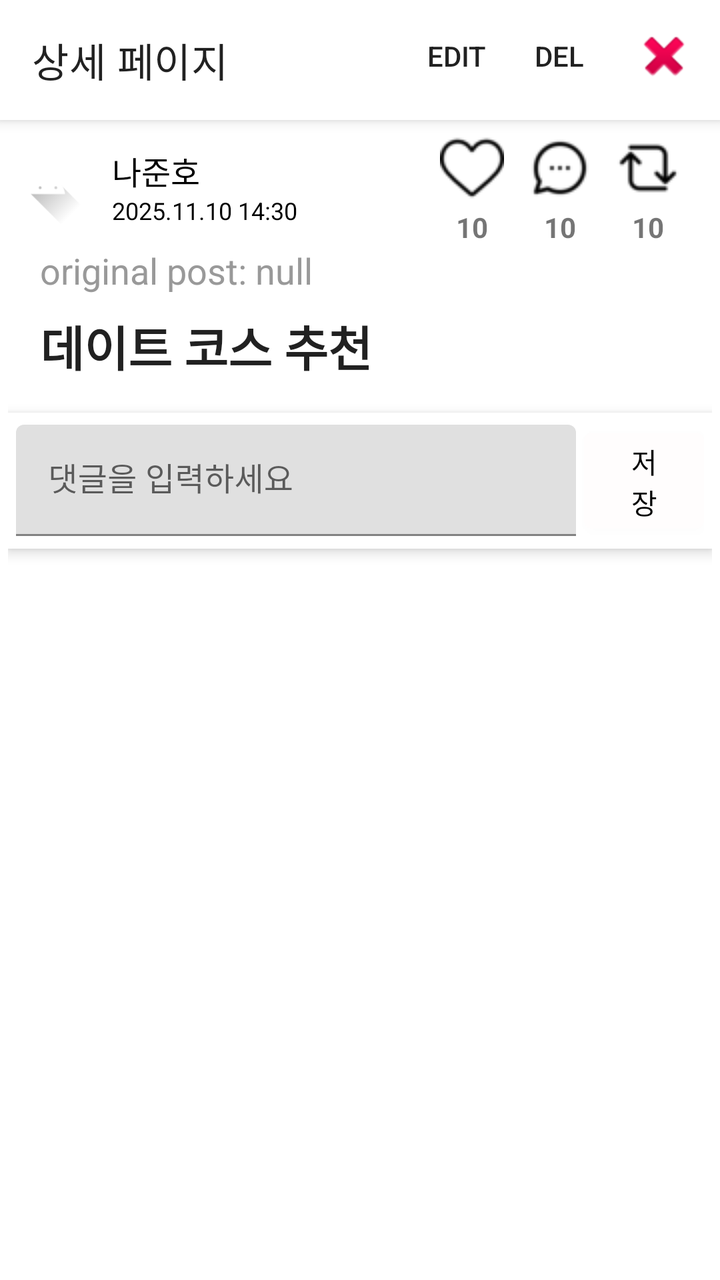
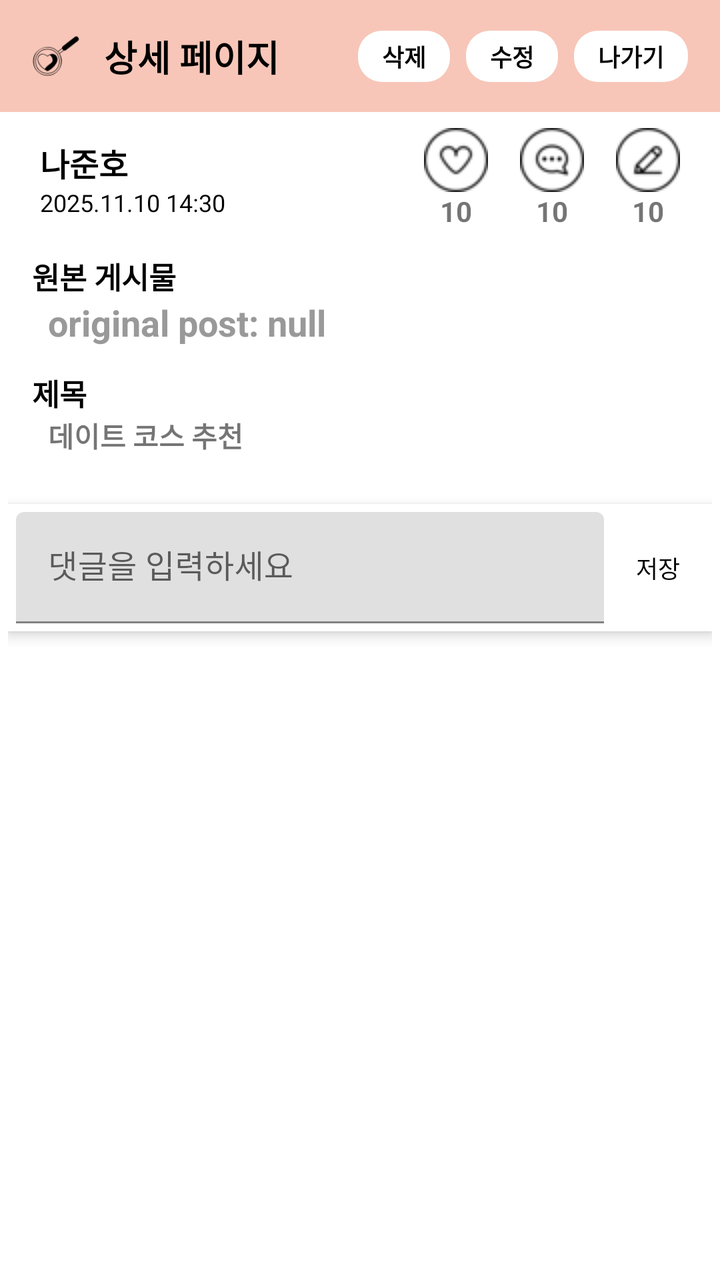

An Android layout rendered at two revisions. The XML below is the earlier revision; the diff shows what the commit changed to produce the second picture.
<!-- AndroidManifest.xml: application theme Theme.DateCourseRecommendApplication -->
<!-- res/layout/activity_open_post.xml -->
<?xml version="1.0" encoding="utf-8"?>
<androidx.coordinatorlayout.widget.CoordinatorLayout
    xmlns:android="http://schemas.android.com/apk/res/android"
    xmlns:app="http://schemas.android.com/apk/res-auto"
    android:id="@+id/open_post_root"
    android:layout_width="match_parent"
    android:layout_height="match_parent">

    
    <com.google.android.material.appbar.AppBarLayout
        android:layout_width="match_parent"
        android:layout_height="wrap_content"
        android:theme="@style/ThemeOverlay.MaterialComponents.ActionBar">

        <com.google.android.material.appbar.MaterialToolbar
            android:id="@+id/topAppBar"
            android:layout_width="match_parent"
            android:layout_height="60dp"
            app:title="상세 페이지"
            app:menu="@menu/menu_post_actions"
            android:background="@color/white" />

    </com.google.android.material.appbar.AppBarLayout>

    <androidx.core.widget.NestedScrollView
        android:layout_width="match_parent"
        android:layout_height="wrap_content"
        app:layout_behavior="@string/appbar_scrolling_view_behavior"
        android:padding="4dp"
        android:clipToPadding="false"
        android:dividerPadding="8dp"
        android:fillViewport="true">

        <LinearLayout
            android:orientation="vertical"
            android:layout_width="match_parent"
            android:layout_height="wrap_content"
            android:dividerPadding="8dp">

            
            <LinearLayout
                android:orientation="horizontal"
                android:layout_width="match_parent"
                android:layout_height="wrap_content"
                android:gravity="center_vertical">

                <ImageView
                    android:id="@+id/authorImage"
                    android:layout_width="40dp"
                    android:layout_height="40dp"
                    android:src="@drawable/ic_launcher_foreground"
                    android:scaleType="centerCrop"
                    android:contentDescription="작성자 프로필" />

                <LinearLayout
                    android:layout_width="wrap_content"
                    android:layout_height="wrap_content"
                    android:orientation="vertical"
                    android:layout_marginStart="12dp">

                    <TextView
                        android:id="@+id/authorName"
                        android:layout_width="wrap_content"
                        android:layout_height="wrap_content"
                        android:text="나준호"
                        android:textColor="@color/black"
                        android:textSize="16sp" />

                    <TextView
                        android:id="@+id/postDate"
                        android:layout_width="wrap_content"
                        android:layout_height="wrap_content"
                        android:text="2025.11.10 14:30"
                        android:textColor="@color/black"
                        android:textSize="12sp" />
                </LinearLayout>

                <LinearLayout
                    android:layout_width="match_parent"
                    android:layout_height="wrap_content"
                    android:layout_marginEnd="8dp"
                    android:gravity="end">

                    <LinearLayout
                        android:layout_width="wrap_content"
                        android:layout_height="wrap_content"
                        android:orientation="vertical"
                        android:gravity="center"
                        android:layout_marginEnd="4dp">

                        <ImageButton
                            android:id="@+id/likeBtn"
                            android:layout_width="40dp"
                            android:layout_height="40dp"
                            android:src = "@drawable/heart_empty"
                            android:background="#FFFFFF"/>

                        <TextView
                            android:id="@+id/likeCount"
                            android:layout_width="wrap_content"
                            android:layout_height="wrap_content"
                            android:text="10"
                            android:textStyle="bold"
                            android:gravity="center" />
                    </LinearLayout>

                    <LinearLayout
                        android:layout_width="wrap_content"
                        android:layout_height="wrap_content"
                        android:orientation="vertical"
                        android:gravity="center"
                        android:layout_marginEnd="4dp">

                        <ImageButton
                            android:id="@+id/commentBtn"
                            android:layout_width="40dp"
                            android:layout_height="40dp"
                            android:src = "@drawable/comment"
                            android:background="#FFFFFF"/>

                        <TextView
                            android:id="@+id/commentCount"
                            android:layout_width="wrap_content"
                            android:layout_height="wrap_content"
                            android:text="10"
                            android:textStyle="bold"
                            android:gravity="center" />
                    </LinearLayout>

                    <LinearLayout
                        android:layout_width="wrap_content"
                        android:layout_height="wrap_content"
                        android:orientation="vertical"
                        android:gravity="center"
                        android:layout_marginEnd="4dp">

                        <ImageButton
                            android:id="@+id/retweetBtn"
                            android:layout_width="40dp"
                            android:layout_height="40dp"
                            android:src = "@drawable/retweet"
                            android:background="#FFFFFF"/>

                        <TextView
                            android:id="@+id/retweetCount"
                            android:layout_width="wrap_content"
                            android:layout_height="wrap_content"
                            android:text="10"
                            android:textStyle="bold"
                            android:gravity="center" />
                    </LinearLayout>

                </LinearLayout>
            </LinearLayout>

            <TextView
                android:id="@+id/tvOriginalPost"
                android:layout_width="wrap_content"
                android:layout_height="wrap_content"
                android:text="original post: null"
                android:textColor="#999999"
                android:layout_marginStart="16dp"
                android:textSize="18sp"
                android:clickable="true"
                android:focusable="true"
                android:layout_marginBottom="8dp"
                />

            
            <TextView
                android:id="@+id/postTitle"
                android:layout_width="match_parent"
                android:layout_height="wrap_content"
                android:layout_marginStart="16dp"
                android:text="데이트 코스 추천"
                android:textAppearance="@style/TextAppearance.Material3.HeadlineSmall"
                android:textStyle="bold"
                android:paddingBottom="8dp" />

            
            <androidx.recyclerview.widget.RecyclerView
                android:id="@+id/contentRecyclerView"
                android:layout_width="match_parent"
                android:layout_height="wrap_content"
                android:nestedScrollingEnabled="false"
                android:clipToPadding="false"
                android:textColor="@color/black" />

            
            <LinearLayout
                android:id="@+id/commentInputLayout"
                android:layout_width="match_parent"
                android:layout_height="wrap_content"
                android:layout_gravity="bottom"
                android:padding="4dp"
                android:background="?attr/colorSurface"
                android:elevation="4dp"
                android:orientation="horizontal"
                android:gravity="center_vertical"
                android:layout_marginTop="8dp"
                android:layout_marginBottom="8dp"
                >

                <com.google.android.material.textfield.TextInputLayout
                    android:layout_width="0dp"
                    android:layout_height="wrap_content"
                    android:layout_weight="1"
                    android:hint="댓글을 입력하세요">

                    <com.google.android.material.textfield.TextInputEditText
                        android:id="@+id/commentEditText"
                        android:layout_width="match_parent"
                        android:layout_height="wrap_content"
                        android:imeOptions="actionSend"
                        android:inputType="textCapSentences|textMultiLine"
                        android:maxLines="2"
                        android:scrollbars="vertical"
                        android:layout_marginEnd="4dp"/>
                </com.google.android.material.textfield.TextInputLayout>

                <Button
                    android:id="@+id/sendCommentBtn"
                    android:layout_width="60dp"
                    android:layout_height="60dp"
                    android:backgroundTint="#FFFDFD"
                    android:text="저장"
                    android:textColor="#000000" />
            </LinearLayout>


            
            <androidx.recyclerview.widget.RecyclerView
                android:id="@+id/commentRecyclerView"
                android:layout_width="match_parent"
                android:layout_height="wrap_content"
                android:layout_gravity="bottom"
                android:clipToPadding="false"
                android:nestedScrollingEnabled="false"
                android:paddingHorizontal="16dp" />
        </LinearLayout>


    </androidx.core.widget.NestedScrollView>

</androidx.coordinatorlayout.widget.CoordinatorLayout>
<!-- resources referenced by this layout -->
<resources>
  <color name="black">#FF000000</color>
  <color name="white">#FFFFFFFF</color>
  <!-- drawable comment: png bitmap (drawable, 949 bytes) -->
  <!-- drawable heart_empty: png bitmap (drawable, 916 bytes) -->
  <!-- drawable ic_launcher_foreground (drawable) -->
  <vector xmlns:android="http://schemas.android.com/apk/res/android"
      xmlns:aapt="http://schemas.android.com/aapt"
      android:width="108dp"
      android:height="108dp"
      android:viewportWidth="108"
      android:viewportHeight="108">
      <path android:pathData="M31,63.928c0,0 6.4,-11 12.1,-13.1c7.2,-2.6 26,-1.4 26,-1.4l38.1,38.1L107,108.928l-32,-1L31,63.928z">
          <aapt:attr name="android:fillColor">
              <gradient
                  android:endX="85.84757"
                  android:endY="92.4963"
                  android:startX="42.9492"
                  android:startY="49.59793"
                  android:type="linear">
                  <item
                      android:color="#44000000"
                      android:offset="0.0" />
                  <item
                      android:color="#00000000"
                      android:offset="1.0" />
              </gradient>
          </aapt:attr>
      </path>
      <path
          android:fillColor="#FFFFFF"
          android:fillType="nonZero"
          android:pathData="M65.3,45.828l3.8,-6.6c0.2,-0.4 0.1,-0.9 -0.3,-1.1c-0.4,-0.2 -0.9,-0.1 -1.1,0.3l-3.9,6.7c-6.3,-2.8 -13.4,-2.8 -19.7,0l-3.9,-6.7c-0.2,-0.4 -0.7,-0.5 -1.1,-0.3C38.8,38.328 38.7,38.828 38.9,39.228l3.8,6.6C36.2,49.428 31.7,56.028 31,63.928h46C76.3,56.028 71.8,49.428 65.3,45.828zM43.4,57.328c-0.8,0 -1.5,-0.5 -1.8,-1.2c-0.3,-0.7 -0.1,-1.5 0.4,-2.1c0.5,-0.5 1.4,-0.7 2.1,-0.4c0.7,0.3 1.2,1 1.2,1.8C45.3,56.528 44.5,57.328 43.4,57.328L43.4,57.328zM64.6,57.328c-0.8,0 -1.5,-0.5 -1.8,-1.2s-0.1,-1.5 0.4,-2.1c0.5,-0.5 1.4,-0.7 2.1,-0.4c0.7,0.3 1.2,1 1.2,1.8C66.5,56.528 65.6,57.328 64.6,57.328L64.6,57.328z"
          android:strokeWidth="1"
          android:strokeColor="#00000000" />
  </vector>
  <!-- drawable retweet: png bitmap (drawable, 775 bytes) -->
  <style name="Theme.DateCourseRecommendApplication" parent="Theme.MaterialComponents.DayNight.NoActionBar">
      
  
      
      <item name="colorPrimary">@color/purple_500</item>
      <item name="colorPrimaryVariant">@color/purple_700</item>
      <item name="colorOnPrimary">@color/white</item>
      
      <item name="colorSecondary">@color/teal_200</item>
      <item name="colorSecondaryVariant">@color/teal_700</item>
      <item name="colorOnSecondary">@color/black</item>
      
      <item name="android:statusBarColor">?attr/colorPrimaryVariant</item>
      
  </style>
  <color name="purple_500">#FF6200EE</color>
  <color name="purple_700">#FF3700B3</color>
  <color name="teal_200">#FF03DAC5</color>
  <color name="teal_700">#FF018786</color>
</resources>

<!-- the commit's change to res/layout/activity_open_post.xml (unified diff, before → after) -->
@@ -6,19 +6,88 @@
     android:layout_width="match_parent"
     android:layout_height="match_parent">
 
-    
     <com.google.android.material.appbar.AppBarLayout
+        android:id="@+id/appBarLayout"
         android:layout_width="match_parent"
         android:layout_height="wrap_content"
-        android:theme="@style/ThemeOverlay.MaterialComponents.ActionBar">
-
-        <com.google.android.material.appbar.MaterialToolbar
-            android:id="@+id/topAppBar"
-            android:layout_width="match_parent"
-            android:layout_height="60dp"
-            app:title="상세 페이지"
-            app:menu="@menu/menu_post_actions"
-            android:background="@color/white" />
+        android:background="@color/top_bar_bg"
+        app:elevation="0dp">
+
+    <androidx.appcompat.widget.Toolbar
+        android:id="@+id/toolbar"
+        android:layout_width="match_parent"
+        android:layout_height="?attr/actionBarSize"
+        app:contentInsetStart="0dp"
+        app:contentInsetEnd="0dp"
+        app:layout_scrollFlags="scroll|enterAlways">
+
+    <androidx.constraintlayout.widget.ConstraintLayout
+        android:layout_width="match_parent"
+        android:layout_height="match_parent"
+        android:paddingHorizontal="16dp">
+
+        <ImageView
+            android:id="@+id/iv_back"
+            android:layout_width="24dp"
+            android:layout_height="24dp"
+            android:src="@drawable/app_icon_64px"
+            app:layout_constraintStart_toStartOf="parent"
+            app:layout_constraintTop_toTopOf="parent"
+            app:layout_constraintBottom_toBottomOf="parent" />
+        <TextView
+            android:id="@+id/tv_title"
+            android:layout_width="0dp"
+            android:layout_height="wrap_content"
+            android:text="상세 페이지"
+            android:textColor="@color/black"
+            android:textSize="18sp"
+            android:textStyle="bold"
+            android:layout_marginStart="12dp"
+            app:layout_constraintStart_toEndOf="@id/iv_back"
+            app:layout_constraintEnd_toStartOf="@id/layout_buttons"
+            app:layout_constraintTop_toTopOf="parent"
+            app:layout_constraintBottom_toBottomOf="parent" />
+
+        <LinearLayout
+            android:id="@+id/layout_buttons"
+            android:layout_width="wrap_content"
+            android:layout_height="wrap_content"
+            android:orientation="horizontal"
+            app:layout_constraintEnd_toEndOf="parent"
+            app:layout_constraintTop_toTopOf="parent"
+            app:layout_constraintBottom_toBottomOf="parent">
+
+            <TextView
+                android:id="@+id/btn_delete"
+                android:paddingHorizontal="12dp"
+                android:paddingVertical="4dp"
+                style="@style/TopBarButtonStyle"
+                android:text="삭제"
+                android:clickable="true"/>
+
+            <TextView
+                android:id="@+id/btn_edit"
+                style="@style/TopBarButtonStyle"
+                android:paddingHorizontal="12dp"
+                android:paddingVertical="4dp"
+                android:layout_marginStart="8dp"
+                android:text="수정"
+                android:clickable="true"/>
+
+            <TextView
+                android:id="@+id/btn_exit"
+                style="@style/TopBarButtonStyle"
+                android:paddingHorizontal="12dp"
+                android:paddingVertical="4dp"
+                android:layout_marginStart="8dp"
+                android:text="나가기"
+                android:clickable="true"/>
+
+        </LinearLayout>
+
+    </androidx.constraintlayout.widget.ConstraintLayout>
+
+    </androidx.appcompat.widget.Toolbar>
 
     </com.google.android.material.appbar.AppBarLayout>
 
@@ -28,14 +97,12 @@
         app:layout_behavior="@string/appbar_scrolling_view_behavior"
         android:padding="4dp"
         android:clipToPadding="false"
-        android:dividerPadding="8dp"
         android:fillViewport="true">
 
         <LinearLayout
             android:orientation="vertical"
             android:layout_width="match_parent"
-            android:layout_height="wrap_content"
-            android:dividerPadding="8dp">
+            android:layout_height="wrap_content">
 
             
             <LinearLayout
@@ -43,19 +110,12 @@
                 android:layout_width="match_parent"
                 android:layout_height="wrap_content"
                 android:gravity="center_vertical">
-
-                <ImageView
-                    android:id="@+id/authorImage"
-                    android:layout_width="40dp"
-                    android:layout_height="40dp"
-                    android:src="@drawable/ic_launcher_foreground"
-                    android:scaleType="centerCrop"
-                    android:contentDescription="작성자 프로필" />
 
                 <LinearLayout
                     android:layout_width="wrap_content"
                     android:layout_height="wrap_content"
                     android:orientation="vertical"
+                    android:padding="4dp"
                     android:layout_marginStart="12dp">
 
                     <TextView
@@ -63,6 +123,7 @@
                         android:layout_width="wrap_content"
                         android:layout_height="wrap_content"
                         android:text="나준호"
+                        android:textStyle="bold"
                         android:textColor="@color/black"
                         android:textSize="16sp" />
 
@@ -79,6 +140,7 @@
                     android:layout_width="match_parent"
                     android:layout_height="wrap_content"
                     android:layout_marginEnd="8dp"
+                    android:padding="4dp"
                     android:gravity="end">
 
                     <LinearLayout
@@ -86,13 +148,15 @@
                         android:layout_height="wrap_content"
                         android:orientation="vertical"
                         android:gravity="center"
-                        android:layout_marginEnd="4dp">
+                        android:layout_marginEnd="16dp">
 
                         <ImageButton
                             android:id="@+id/likeBtn"
-                            android:layout_width="40dp"
-                            android:layout_height="40dp"
-                            android:src = "@drawable/heart_empty"
+                            android:layout_width="32dp"
+                            android:layout_height="32dp"
+                            android:clickable="true"
+                            android:focusable="true"
+                            android:src = "@drawable/like_32px"
                             android:background="#FFFFFF"/>
 
                         <TextView
@@ -109,13 +173,15 @@
                         android:layout_height="wrap_content"
                         android:orientation="vertical"
                         android:gravity="center"
-                        android:layout_marginEnd="4dp">
+                        android:layout_marginEnd="16dp">
 
                         <ImageButton
                             android:id="@+id/commentBtn"
-                            android:layout_width="40dp"
-                            android:layout_height="40dp"
-                            android:src = "@drawable/comment"
+                            android:layout_width="32dp"
+                            android:layout_height="32dp"
+                            android:clickable="true"
+                            android:focusable="true"
+                            android:src = "@drawable/comment_32px"
                             android:background="#FFFFFF"/>
 
                         <TextView
@@ -136,9 +202,11 @@
 
                         <ImageButton
                             android:id="@+id/retweetBtn"
-                            android:layout_width="40dp"
-                            android:layout_height="40dp"
-                            android:src = "@drawable/retweet"
+                            android:layout_width="32dp"
+                            android:layout_height="32dp"
+                            android:clickable="true"
+                            android:focusable="true"
+                            android:src = "@drawable/retweet_32px"
                             android:background="#FFFFFF"/>
 
                         <TextView
@@ -154,26 +222,45 @@
             </LinearLayout>
 
             <TextView
+                android:layout_marginTop="8dp"
+                android:layout_width="match_parent"
+                android:layout_height="wrap_content"
+                android:layout_marginStart="12dp"
+                android:text="원본 게시물"
+                android:textSize="15sp"
+                android:textStyle="bold"
+                android:textColor="@color/black"/>
+
+            <TextView
                 android:id="@+id/tvOriginalPost"
                 android:layout_width="wrap_content"
                 android:layout_height="wrap_content"
                 android:text="original post: null"
                 android:textColor="#999999"
-                android:layout_marginStart="16dp"
+                android:layout_marginStart="20dp"
                 android:textSize="18sp"
                 android:clickable="true"
                 android:focusable="true"
-                android:layout_marginBottom="8dp"
+                android:layout_marginBottom="12dp"
+                android:textStyle="bold"
                 />
 
             
             <TextView
+                android:layout_width="match_parent"
+                android:layout_height="wrap_content"
+                android:layout_marginStart="12dp"
+                android:text="제목"
+                android:textSize="15sp"
+                android:textColor="@color/black"
+                android:textStyle="bold" />
+
+            <TextView
                 android:id="@+id/postTitle"
                 android:layout_width="match_parent"
                 android:layout_height="wrap_content"
-                android:layout_marginStart="16dp"
+                android:layout_marginStart="20dp"
                 android:text="데이트 코스 추천"
-                android:textAppearance="@style/TextAppearance.Material3.HeadlineSmall"
                 android:textStyle="bold"
                 android:paddingBottom="8dp" />
 
@@ -184,6 +271,7 @@
                 android:layout_height="wrap_content"
                 android:nestedScrollingEnabled="false"
                 android:clipToPadding="false"
+                android:layout_marginTop="8dp"
                 android:textColor="@color/black" />
 
             
@@ -218,13 +306,18 @@
                         android:layout_marginEnd="4dp"/>
                 </com.google.android.material.textfield.TextInputLayout>
 
-                <Button
+                <TextView
                     android:id="@+id/sendCommentBtn"
-                    android:layout_width="60dp"
-                    android:layout_height="60dp"
-                    android:backgroundTint="#FFFDFD"
+                    android:layout_width="wrap_content"
+                    android:layout_height="wrap_content"
+                    android:paddingHorizontal="12dp"
+                    android:paddingVertical="4dp"
                     android:text="저장"
-                    android:textColor="#000000" />
+                    android:clickable="true"
+                    android:focusable="true"
+                    android:background="?attr/selectableItemBackgroundBorderless"
+                    android:textColor="#000000"
+                    android:textSize="12sp" />
             </LinearLayout>
 
 
<!-- resource entries referenced after the edit -->
@@ -1,56 +1,49 @@
 <!-- resources referenced by this layout -->
 <resources>
   <color name="black">#FF000000</color>
+  <color name="top_bar_bg">#F7C6B8</color>
+  <!-- drawable app_icon_64px: png bitmap (drawable, 1844 bytes) -->
+  <!-- drawable comment_32px: png bitmap (drawable, 1080 bytes) -->
+  <!-- drawable like_32px: png bitmap (drawable, 1061 bytes) -->
+  <!-- drawable retweet_32px: png bitmap (drawable, 996 bytes) -->
+  <style name="TopBarButtonStyle">
+          <item name="android:layout_width">wrap_content</item>
+          <item name="android:layout_height">wrap_content</item>
+          <item name="android:background">@drawable/bg_rounded_white_button</item>
+          <item name="android:textColor">@color/black</item>
+          <item name="android:textSize">12sp</item>
+          <item name="android:textStyle">bold</item>
+          <item name="android:gravity">center</item>
+          <item name="android:clickable">true</item>
+          <item name="android:focusable">true</item>
+      </style>
   <color name="white">#FFFFFFFF</color>
-  <!-- drawable comment: png bitmap (drawable, 949 bytes) -->
-  <!-- drawable heart_empty: png bitmap (drawable, 916 bytes) -->
-  <!-- drawable ic_launcher_foreground (drawable) -->
-  <vector xmlns:android="http://schemas.android.com/apk/res/android"
-      xmlns:aapt="http://schemas.android.com/aapt"
-      android:width="108dp"
-      android:height="108dp"
-      android:viewportWidth="108"
-      android:viewportHeight="108">
-      <path android:pathData="M31,63.928c0,0 6.4,-11 12.1,-13.1c7.2,-2.6 26,-1.4 26,-1.4l38.1,38.1L107,108.928l-32,-1L31,63.928z">
-          <aapt:attr name="android:fillColor">
-              <gradient
-                  android:endX="85.84757"
-                  android:endY="92.4963"
-                  android:startX="42.9492"
-                  android:startY="49.59793"
-                  android:type="linear">
-                  <item
-                      android:color="#44000000"
-                      android:offset="0.0" />
-                  <item
-                      android:color="#00000000"
-                      android:offset="1.0" />
-              </gradient>
-          </aapt:attr>
-      </path>
-      <path
-          android:fillColor="#FFFFFF"
-          android:fillType="nonZero"
-          android:pathData="M65.3,45.828l3.8,-6.6c0.2,-0.4 0.1,-0.9 -0.3,-1.1c-0.4,-0.2 -0.9,-0.1 -1.1,0.3l-3.9,6.7c-6.3,-2.8 -13.4,-2.8 -19.7,0l-3.9,-6.7c-0.2,-0.4 -0.7,-0.5 -1.1,-0.3C38.8,38.328 38.7,38.828 38.9,39.228l3.8,6.6C36.2,49.428 31.7,56.028 31,63.928h46C76.3,56.028 71.8,49.428 65.3,45.828zM43.4,57.328c-0.8,0 -1.5,-0.5 -1.8,-1.2c-0.3,-0.7 -0.1,-1.5 0.4,-2.1c0.5,-0.5 1.4,-0.7 2.1,-0.4c0.7,0.3 1.2,1 1.2,1.8C45.3,56.528 44.5,57.328 43.4,57.328L43.4,57.328zM64.6,57.328c-0.8,0 -1.5,-0.5 -1.8,-1.2s-0.1,-1.5 0.4,-2.1c0.5,-0.5 1.4,-0.7 2.1,-0.4c0.7,0.3 1.2,1 1.2,1.8C66.5,56.528 65.6,57.328 64.6,57.328L64.6,57.328z"
-          android:strokeWidth="1"
-          android:strokeColor="#00000000" />
-  </vector>
-  <!-- drawable retweet: png bitmap (drawable, 775 bytes) -->
-  <style name="Theme.DateCourseRecommendApplication" parent="Theme.MaterialComponents.DayNight.NoActionBar">
-      
+  <style name="Theme.DateCourseRecommendApplication" parent="Theme.MaterialComponents.Light.NoActionBar">
   
-      
-      <item name="colorPrimary">@color/purple_500</item>
-      <item name="colorPrimaryVariant">@color/purple_700</item>
-      <item name="colorOnPrimary">@color/white</item>
-      
-      <item name="colorSecondary">@color/teal_200</item>
-      <item name="colorSecondaryVariant">@color/teal_700</item>
-      <item name="colorOnSecondary">@color/black</item>
-      
-      <item name="android:statusBarColor">?attr/colorPrimaryVariant</item>
-      
-  </style>
+          <item name="colorPrimary">@color/purple_500</item>
+          <item name="colorPrimaryVariant">@color/purple_700</item>
+          <item name="colorOnPrimary">@color/white</item>
+  
+          <item name="colorSecondary">@color/teal_200</item>
+          <item name="colorSecondaryVariant">@color/teal_700</item>
+          <item name="colorOnSecondary">@color/black</item>
+  
+          <item name="android:statusBarColor">@color/top_bar_bg</item>
+          <item name="android:windowLightStatusBar">true</item>
+  
+      </style>
+  <!-- drawable bg_rounded_white_button (drawable) -->
+  <?xml version="1.0" encoding="utf-8"?>
+  <ripple xmlns:android="http://schemas.android.com/apk/res/android"
+      android:color="#D3D3D3">
+      <item>
+          <shape
+              android:shape="rectangle">
+              <solid android:color="@color/white"/>
+              <corners android:radius="12dp"/> </shape>
+      </item>
+  
+  </ripple>
   <color name="purple_500">#FF6200EE</color>
   <color name="purple_700">#FF3700B3</color>
   <color name="teal_200">#FF03DAC5</color>
